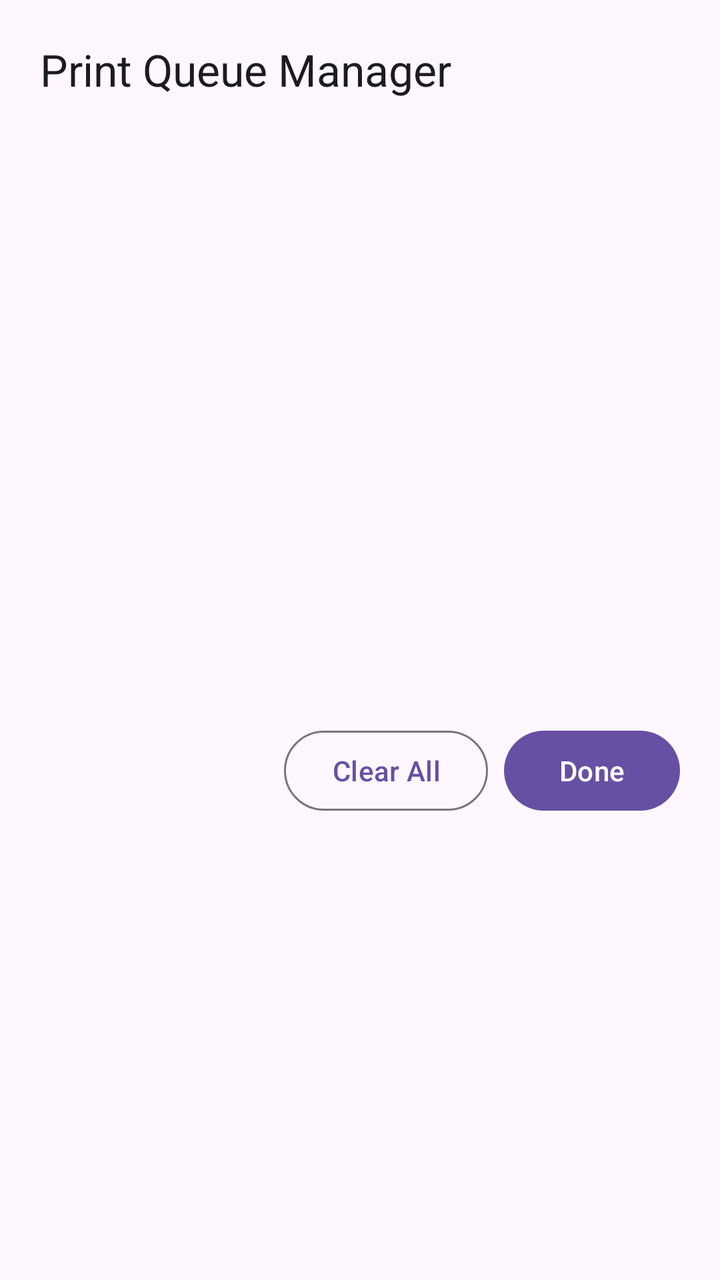
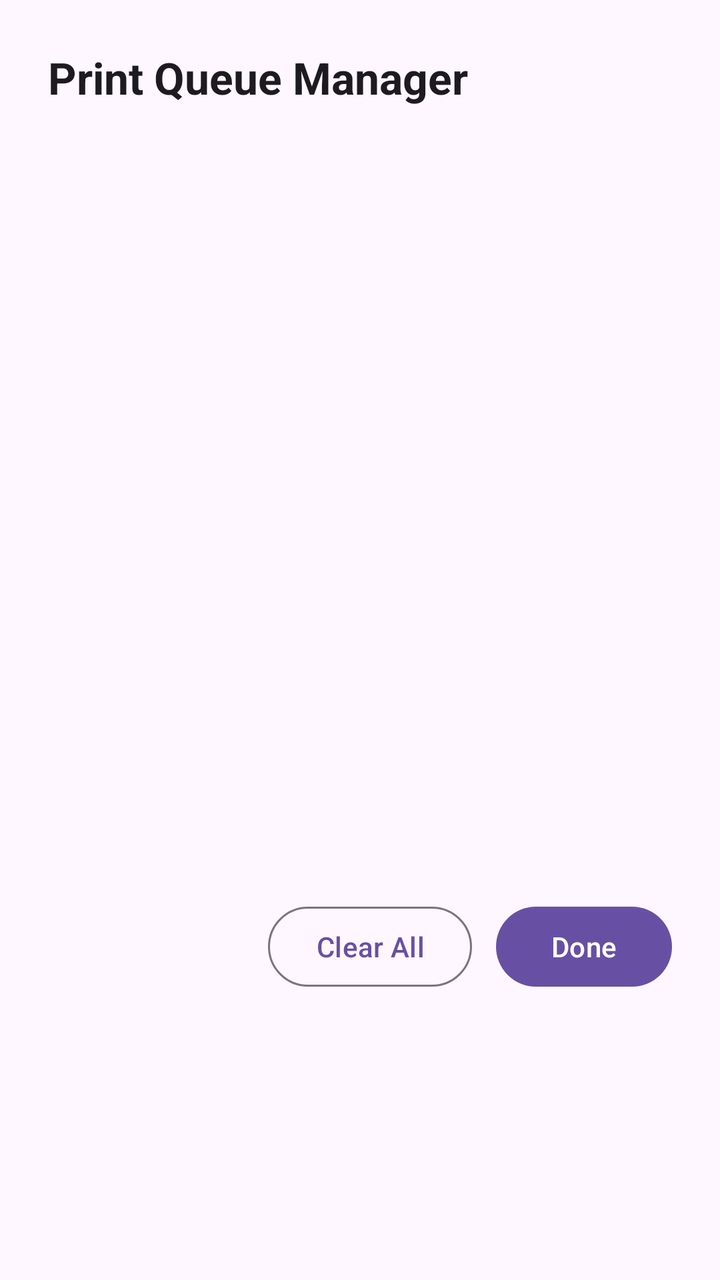

Screens rendered from an Android XML layout before and after an edit, with the pre-edit source and the edit as a unified diff.
<!-- AndroidManifest.xml: application theme Theme.RolloPrint -->
<!-- res/layout/dialog_queue_manager.xml -->
<?xml version="1.0" encoding="utf-8"?>
<LinearLayout xmlns:android="http://schemas.android.com/apk/res/android"
    android:layout_width="match_parent"
    android:layout_height="wrap_content"
    android:orientation="vertical"
    android:padding="20dp"
    android:background="?attr/colorSurface">

    <TextView
        android:layout_width="wrap_content"
        android:layout_height="wrap_content"
        android:text="Print Queue Manager"
        android:textAppearance="?attr/textAppearanceTitleLarge"
        android:textColor="?attr/colorOnSurface"
        android:layout_marginBottom="16dp" />

    <androidx.recyclerview.widget.RecyclerView
        android:id="@+id/rvQueueJobs"
        android:layout_width="match_parent"
        android:layout_height="280dp"
        android:scrollbars="vertical" />

    <LinearLayout
        android:layout_width="match_parent"
        android:layout_height="wrap_content"
        android:orientation="horizontal"
        android:gravity="end"
        android:layout_marginTop="16dp">

        <com.google.android.material.button.MaterialButton
            android:id="@+id/btnClearAllQueue"
            style="@style/Widget.Material3.Button.OutlinedButton"
            android:layout_width="wrap_content"
            android:layout_height="wrap_content"
            android:text="Clear All"
            android:layout_marginEnd="8dp" />

        <com.google.android.material.button.MaterialButton
            android:id="@+id/btnCloseQueue"
            android:layout_width="wrap_content"
            android:layout_height="wrap_content"
            android:text="@string/done" />
    </LinearLayout>

</LinearLayout>
<!-- resources referenced by this layout -->
<resources>
  <string name="done">Done</string>
  <style name="Theme.RolloPrint" parent="Base.Theme.RolloPrint" />
  <style name="Base.Theme.RolloPrint" parent="Theme.Material3.DayNight.NoActionBar">
          
          <item name="android:windowLayoutInDisplayCutoutMode" tools:targetApi="p">shortEdges</item>
      </style>
</resources>

<!-- the commit's change to res/layout/dialog_queue_manager.xml (unified diff, before → after) -->
@@ -3,7 +3,7 @@
     android:layout_width="match_parent"
     android:layout_height="wrap_content"
     android:orientation="vertical"
-    android:padding="20dp"
+    android:padding="24dp"
     android:background="?attr/colorSurface">
 
     <TextView
@@ -12,20 +12,23 @@
         android:text="Print Queue Manager"
         android:textAppearance="?attr/textAppearanceTitleLarge"
         android:textColor="?attr/colorOnSurface"
+        android:textStyle="bold"
         android:layout_marginBottom="16dp" />
 
     <androidx.recyclerview.widget.RecyclerView
         android:id="@+id/rvQueueJobs"
         android:layout_width="match_parent"
-        android:layout_height="280dp"
-        android:scrollbars="vertical" />
+        android:layout_height="360dp"
+        android:scrollbars="vertical"
+        android:clipToPadding="false"
+        android:paddingVertical="4dp" />
 
     <LinearLayout
         android:layout_width="match_parent"
         android:layout_height="wrap_content"
         android:orientation="horizontal"
         android:gravity="end"
-        android:layout_marginTop="16dp">
+        android:layout_marginTop="20dp">
 
         <com.google.android.material.button.MaterialButton
             android:id="@+id/btnClearAllQueue"
@@ -33,7 +36,7 @@
             android:layout_width="wrap_content"
             android:layout_height="wrap_content"
             android:text="Clear All"
-            android:layout_marginEnd="8dp" />
+            android:layout_marginEnd="12dp" />
 
         <com.google.android.material.button.MaterialButton
             android:id="@+id/btnCloseQueue"
